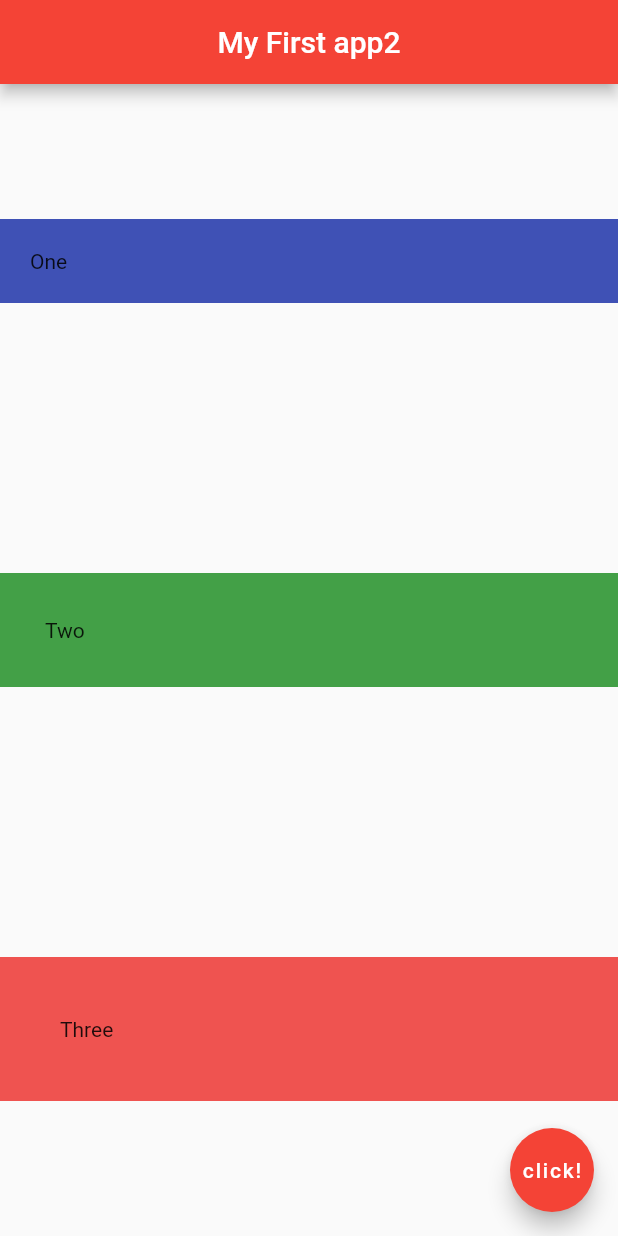
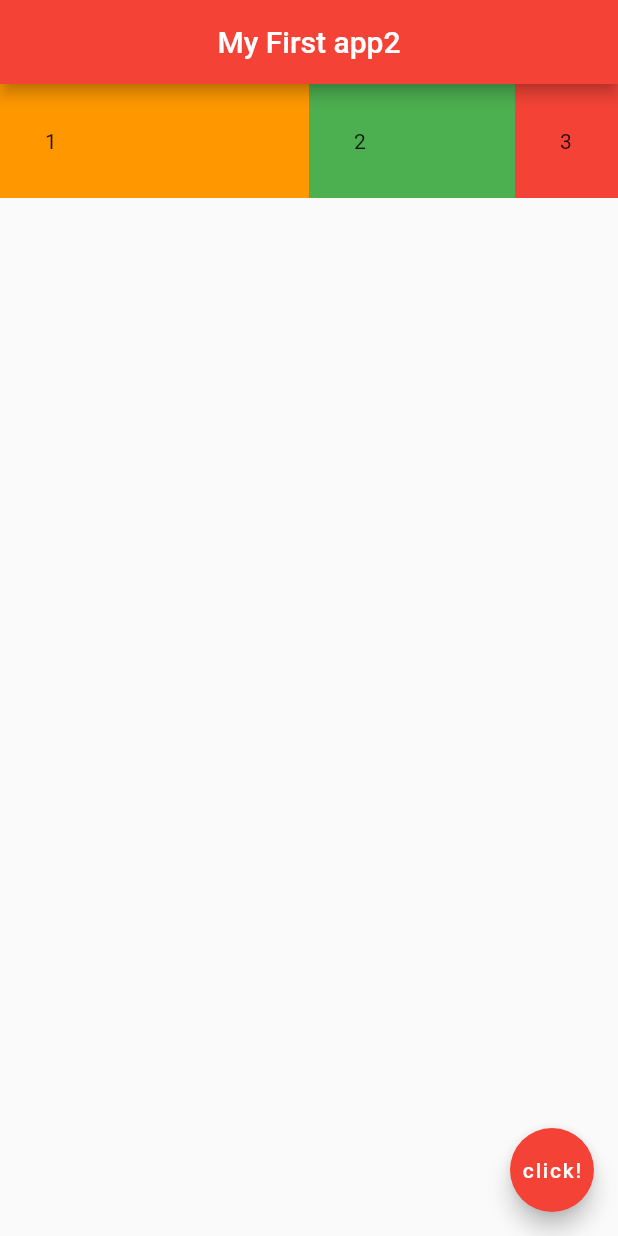
Before and after one commit to barrackboy/FlutterRun, a Flutter app: the screen it shows after launch, on a phone screen of 412 x 824 dp. Run offline on Flutter 3.47's test engine with Material 2 defaults, Android fonts, the phone set to English and light mode, and no system bars.

Commit message:
Expanded Widgets and Flex

```diff
--- a/lib/main.dart
+++ b/lib/main.dart
@@ -10,25 +10,32 @@ class Home extends StatelessWidget {
         title: Center(child: Text('My First app2')),
         backgroundColor: Colors.red,
       ),
-      body: Column(
-        mainAxisAlignment: MainAxisAlignment.spaceAround,
-        crossAxisAlignment: CrossAxisAlignment.stretch,
+      body: Row(
         children: <Widget>[
-          Container(
-            padding: EdgeInsets.all(20.0),
-            color: Colors.indigo,
-            child: Text('One'),
+          Expanded(
+            flex: 3,
+            child: Container(
+              padding: EdgeInsets.all(30),
+              color: Colors.orange,
+              child: Text('1'),
+            ),
           ),
-          Container(
-            padding: EdgeInsets.all(30.0),
-            color: Colors.green[600],
-            child: Text('Two'),
+          Expanded(
+            flex: 2,
+            child: Container(
+              padding: EdgeInsets.all(30),
+              color: Colors.green,
+              child: Text('2'),
+            ),
           ),
-          Container(
-            padding: EdgeInsets.all(40.0),
-            color: Colors.red[400],
-            child: Text('Three'),
-          )
+          Expanded(
+            flex: 1,
+            child: Container(
+              padding: EdgeInsets.all(30),
+              color: Colors.red,
+              child: Text('3'),
+            ),
+          ),
         ],
       ),
       floatingActionButton: FloatingActionButton(
```
